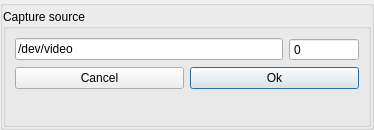
The window that src/display/qt/dialogs/ui/linux_device_selector_dialog.ui (mrehkopf/vcs) describes before a commit, drawn with Qt 5.
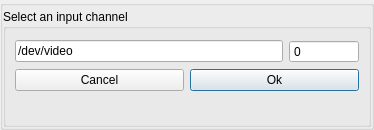
The same window after the commit.

```diff
--- a/src/display/qt/dialogs/ui/linux_device_selector_dialog.ui
+++ b/src/display/qt/dialogs/ui/linux_device_selector_dialog.ui
@@ -56,9 +56,12 @@
       <item>
        <widget class="QGroupBox" name="groupBox_channelSelect">
         <property name="title">
-         <string>Capture source</string>
+         <string>Select an input channel</string>
         </property>
         <layout class="QVBoxLayout" name="verticalLayout_2">
+         <property name="topMargin">
+          <number>11</number>
+         </property>
          <property name="bottomMargin">
           <number>6</number>
          </property>
```
